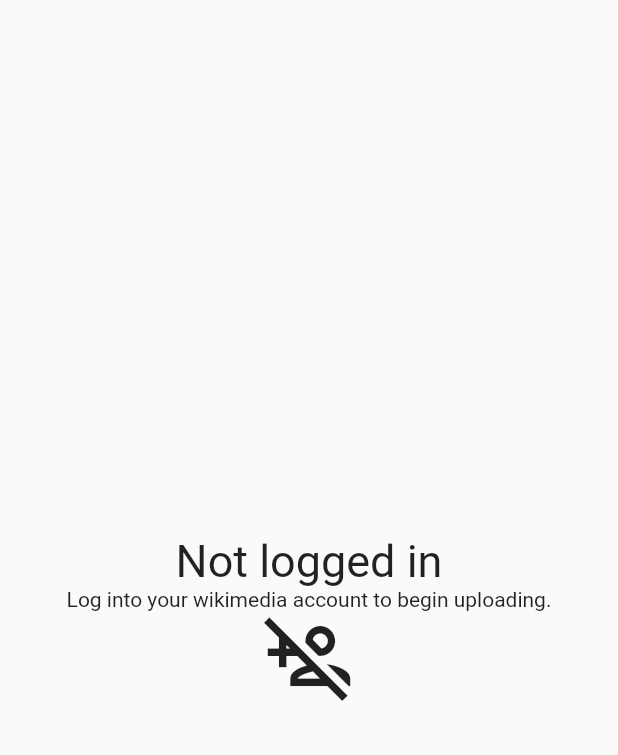
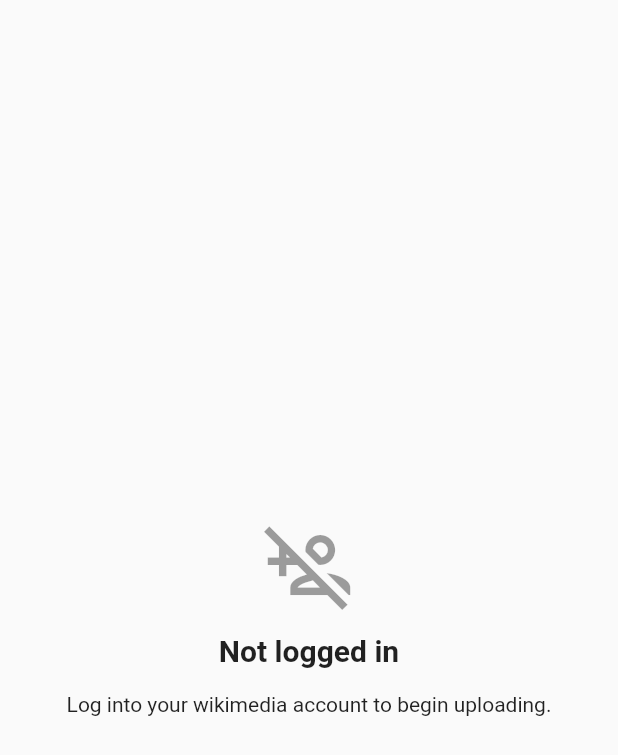
Before and after one commit to geometalab/PhotoUploadApp, a Flutter app: the CommonsUploadFragment screen opened directly, on a phone screen of 412 x 824 dp. Shown: the top 755 px of the screen. Run offline on Flutter 3.47's test engine with Material 2 defaults, Android fonts, the phone set to English and light mode, and no system bars; our stand-ins replace connectivity, easy_dynamic_theme, flutter_dotenv, flutter_map, flutter_typeahead, geolocator and 4 more; missing offline and left inert: button_navigation_bar, flutter_branch_sdk, flutter_map_location_marker, flutter_map_marker_cluster, progress_tab_bar; accounts and stored records are empty; network calls fail.

```diff
--- a/projects/lib/fragments/commonsUploadFragment.dart
+++ b/projects/lib/fragments/commonsUploadFragment.dart
@@ -34,7 +34,6 @@ class _CommonsUploadFragmentState extends State<CommonsUploadFragment> {
             return _body();
           }
         },
-
       )
     );
   }
--- a/projects/lib/fragments/singlePage/noConnection.dart
+++ b/projects/lib/fragments/singlePage/noConnection.dart
@@ -3,7 +3,7 @@ import 'package:flutter/material.dart';
 
 class NoConnection {
   Widget screen(BuildContext context) {
-    return Scaffold(
+    return Scaffold( // TODO improve visually (sry remo)
       body: Center(
         child: Column(
           mainAxisAlignment: MainAxisAlignment.center,
@@ -16,6 +16,7 @@ class NoConnection {
             Icon(
               Icons.wifi_off,
               size: 60,
+              color: Theme.of(context).disabledColor,
             )
           ],
         ),
--- a/projects/lib/fragments/singlePage/notLoggedIn.dart
+++ b/projects/lib/fragments/singlePage/notLoggedIn.dart
@@ -1,5 +1,6 @@
 import 'package:flutter/cupertino.dart';
 import 'package:flutter/material.dart';
+import 'package:projects/style/textStyles.dart';
 
 class NotLoggedIn extends StatelessWidget{
   @override
@@ -9,17 +10,20 @@ class NotLoggedIn extends StatelessWidget{
         mainAxisAlignment: MainAxisAlignment.center,
         crossAxisAlignment: CrossAxisAlignment.center,
         children: [
-          Text(
-            "Not logged in",
-            style: TextStyle(fontSize: 30),
-          ),
-          Text(
-            "Log into your wikimedia account to begin uploading."
-          ),
           Icon(
             Icons.person_add_disabled_outlined,
             size: 60,
-          )
+            color: Theme.of(context).disabledColor,
+          ),
+          Padding(padding: EdgeInsets.symmetric(vertical: 8)),
+          Text(
+            "Not logged in",
+            style: articleTitle,
+          ),
+          Padding(padding: EdgeInsets.symmetric(vertical: 8)),
+          Text(
+            "Log into your wikimedia account to begin uploading.",
+          ),
         ],
       ),
     );
--- a/projects/lib/fragments/userFragment.dart
+++ b/projects/lib/fragments/userFragment.dart
@@ -109,7 +109,7 @@ class _UserFragmentState extends State<UserFragment> {
     list.add(expansionInfoWidget("rights", userdata.rights));
     list.add(expansionInfoWidget("grants", userdata.grants));
     list.add(expansionInfoWidget("groups", userdata.groups));
-    list.add(infoField(DateFormat().format(userdata.lastCheck), "last refresh"));
+    list.add(infoField(DateFormat().format(userdata.lastCheck), "last refresh")); // TODO Is there an easy way to localize date time format?
     list.add(Padding(padding: EdgeInsets.symmetric(vertical: 4)));
     return list;
   }
```
Also changed, not shown: projects/lib/api/loginHandler.dart (+6 -2 lines).
